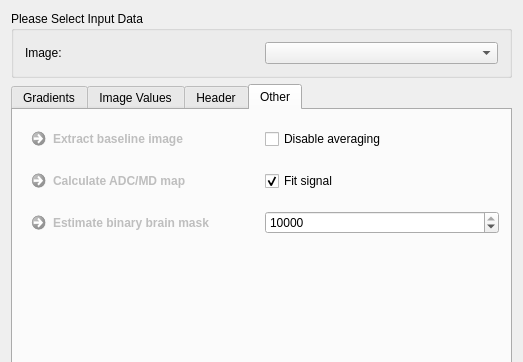
Above: Plugins/org.mitk.gui.qt.diffusionimaging.preprocessing/src/internal/QmitkPreprocessingViewControls.ui from MITK/MITK before the change; both pictures show x 0 to 523 and y 0 to 362 of the 523 by 1175 pixel window. Below: the same form after it.
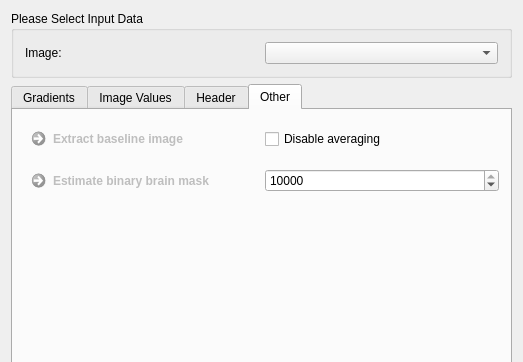
That is the form after the change. The open tabs and pages were chosen to show the change. Custom widgets are drawn as their Qt base class.

Patch:
```diff
--- a/Plugins/org.mitk.gui.qt.diffusionimaging.preprocessing/src/internal/QmitkPreprocessingViewControls.ui
+++ b/Plugins/org.mitk.gui.qt.diffusionimaging.preprocessing/src/internal/QmitkPreprocessingViewControls.ui
@@ -1571,18 +1571,8 @@
        <string>Other</string>
       </attribute>
       <layout class="QGridLayout" name="gridLayout_9">
-       <item row="0" column="1">
-        <widget class="QCheckBox" name="m_CheckExtractAll">
-         <property name="toolTip">
-          <string>Create a 3D+t data set containing all b0 images as timesteps</string>
-         </property>
-         <property name="text">
-          <string>Disable averaging</string>
-         </property>
-        </widget>
-       </item>
-       <item row="0" column="0">
-        <widget class="QCommandLinkButton" name="m_ButtonExtractB0">
+       <item row="1" column="0">
+        <widget class="QCommandLinkButton" name="m_ExtractBrainMask">
          <property name="enabled">
           <bool>false</bool>
          </property>
@@ -1596,11 +1586,24 @@
           <string notr="true"/>
          </property>
          <property name="text">
-          <string>Extract baseline image</string>
+          <string>Estimate binary brain mask</string>
          </property>
         </widget>
        </item>
-       <item row="3" column="0">
+       <item row="1" column="1">
+        <widget class="QSpinBox" name="m_BrainMaskIterationsBox">
+         <property name="toolTip">
+          <string>Maximum number of iterations.</string>
+         </property>
+         <property name="maximum">
+          <number>10000</number>
+         </property>
+         <property name="value">
+          <number>10000</number>
+         </property>
+        </widget>
+       </item>
+       <item row="2" column="0">
         <spacer name="verticalSpacer_3">
          <property name="orientation">
           <enum>Qt::Vertical</enum>
@@ -1613,8 +1616,8 @@
          </property>
         </spacer>
        </item>
-       <item row="1" column="0">
-        <widget class="QCommandLinkButton" name="m_CalcAdcButton">
+       <item row="0" column="0">
+        <widget class="QCommandLinkButton" name="m_ButtonExtractB0">
          <property name="enabled">
           <bool>false</bool>
          </property>
@@ -1628,15 +1631,12 @@
           <string notr="true"/>
          </property>
          <property name="text">
-          <string>Calculate ADC/MD map</string>
+          <string>Extract baseline image</string>
          </property>
         </widget>
        </item>
-       <item row="2" column="0">
-        <widget class="QCommandLinkButton" name="m_ExtractBrainMask">
-         <property name="enabled">
-          <bool>false</bool>
-         </property>
+       <item row="0" column="1">
+        <widget class="QCheckBox" name="m_CheckExtractAll">
          <property name="toolTip">
           <string>If multiple baseline acquisitions are present, the default behaviour is to output an averaged image.</string>
          </property>
@@ -1647,33 +1647,7 @@
           <string notr="true"/>
          </property>
          <property name="text">
-          <string>Estimate binary brain mask</string>
-         </property>
-        </widget>
-       </item>
-       <item row="2" column="1">
-        <widget class="QSpinBox" name="m_BrainMaskIterationsBox">
-         <property name="toolTip">
-          <string>Maximum number of iterations.</string>
-         </property>
-         <property name="maximum">
-          <number>10000</number>
-         </property>
-         <property name="value">
-          <number>10000</number>
-         </property>
-        </widget>
-       </item>
-       <item row="1" column="1">
-        <widget class="QCheckBox" name="m_FitAdcBox">
-         <property name="toolTip">
-          <string>If checked, the ADC is determined by a least squares fit. If unchecked, the ADC is determined as the average ADC from the individual measurements per voxel (mean diffusivity). </string>
-         </property>
-         <property name="text">
-          <string>Fit signal</string>
-         </property>
-         <property name="checked">
-          <bool>true</bool>
+          <string>Disable averaging</string>
          </property>
         </widget>
        </item>
@@ -1685,16 +1659,16 @@
  </widget>
  <layoutdefault spacing="6" margin="11"/>
  <customwidgets>
+  <customwidget>
+   <class>QmitkDataStorageComboBoxWithSelectNone</class>
+   <extends>QComboBox</extends>
+   <header>QmitkDataStorageComboBoxWithSelectNone.h</header>
+  </customwidget>
   <customwidget>
    <class>QmitkDataStorageComboBox</class>
    <extends>QComboBox</extends>
    <header location="global">QmitkDataStorageComboBox.h</header>
   </customwidget>
-  <customwidget>
-   <class>QmitkDataStorageComboBoxWithSelectNone</class>
-   <extends>QComboBox</extends>
-   <header location="global">QmitkDataStorageComboBoxWithSelectNone.h</header>
-  </customwidget>
  </customwidgets>
  <tabstops>
   <tabstop>m_B_ValueMap_Rounder_SpinBox</tabstop>
```
Left out of the diff: 9 changed lines with no effect on the pictures.
